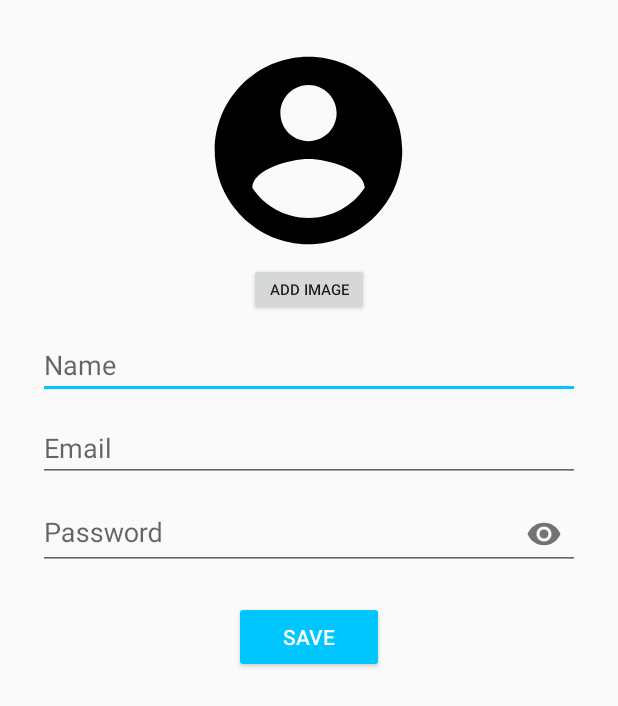
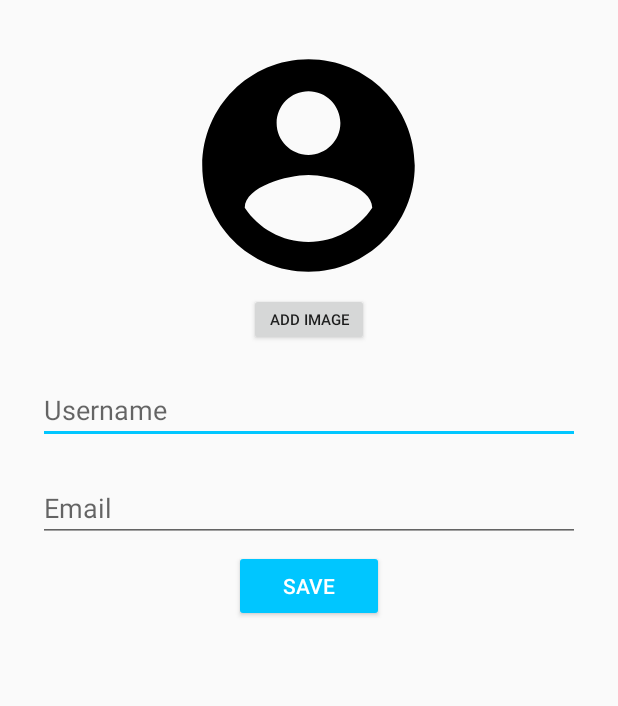
Before and after one commit to washco6company/Wash.co, an Android app: the layout activity_profile_user.xml on its own in the app's theme, with its tools: preview values and no code run, on a phone screen of 412 x 824 dp. Shown: the top 706 px of the screen. Run offline under Robolectric (Android 15) with nearby library versions, the light colour scheme and no system bars.

Commit message:
Profile Update

```diff
--- a/app/src/main/java/tubesrpl/washco/AddPostActivity.java
+++ b/app/src/main/java/tubesrpl/washco/AddPostActivity.java
@@ -106,6 +106,7 @@ public class AddPostActivity extends AppCompatActivity {
                                 String download_url = uploadTask.getResult().getDownloadUrl().toString();
                                 int favcount =0;
                                 Post post = new Post(id, userId, download_url, title, laundryname, address, price+" IDR", favcount);
+
                                 databaseFood.child(id).setValue(post);
 
                             } else {
--- a/app/src/main/java/tubesrpl/washco/DetailPostActivity.java
+++ b/app/src/main/java/tubesrpl/washco/DetailPostActivity.java
@@ -109,17 +109,12 @@ public class DetailPostActivity extends AppCompatActivity {
                 listComments.clear();
 
                 for (DataSnapshot postSnapshot : dataSnapshot.getChildren()) {
-
                     Comment comment = postSnapshot.getValue(Comment.class);
-
                     listComments.add(comment);
                 }
                 recyclerView.setHasFixedSize(true);
-
                 recyclerView.setLayoutManager(new GridLayoutManager(DetailPostActivity.this, 1));
-
                 CommentAdapter commentList = new CommentAdapter(DetailPostActivity.this, listComments);
-
                 recyclerView.setAdapter(commentList);
             }
 
--- a/app/src/main/java/tubesrpl/washco/MainActivity.java
+++ b/app/src/main/java/tubesrpl/washco/MainActivity.java
@@ -29,9 +29,10 @@ public class MainActivity extends AppCompatActivity {
 
         // Create an instance of the tab layout from the view.
         TabLayout tabLayout = (TabLayout) findViewById(R.id.tabs_layout);
+
         // Set the text for each tab.
         tabLayout.addTab(tabLayout.newTab().setText("Laundry"));
-        tabLayout.addTab(tabLayout.newTab().setText("Favorite"));
+
         // Set the tabs to fill the entire layout.
         tabLayout.setTabGravity(TabLayout.GRAVITY_FILL);
 
--- a/app/src/main/java/tubesrpl/washco/MainActivityAdmin.java
+++ b/app/src/main/java/tubesrpl/washco/MainActivityAdmin.java
@@ -30,7 +30,6 @@ public class MainActivityAdmin extends AppCompatActivity {
         TabLayout tabLayout = (TabLayout) findViewById(R.id.tabs_layout);
         // Set the text for each tab.
         tabLayout.addTab(tabLayout.newTab().setText("Laundry"));
-        tabLayout.addTab(tabLayout.newTab().setText("Favorite"));
         // Set the tabs to fill the entire layout.
         tabLayout.setTabGravity(TabLayout.GRAVITY_FILL);
 
--- a/app/src/main/java/tubesrpl/washco/ModelUI/ProfilePost.java
+++ b/app/src/main/java/tubesrpl/washco/ModelUI/ProfilePost.java
@@ -38,11 +38,11 @@ public class ProfilePost {
         return titlePost;
     }
 
-    public String getPost() {
+    public String getPassword() {
         return post;
     }
 
-    public String getLaundryname() {
+    public String getUsername() {
         return laundryname;
     }
 }
--- a/app/src/main/res/layout/activity_profile_user.xml
+++ b/app/src/main/res/layout/activity_profile_user.xml
@@ -8,16 +8,16 @@
     tools:context=".ProfileUserActivity">
 
     <ImageView
-        android:id="@+id/img_post"
-        android:layout_width="150dp"
-        android:layout_height="150dp"
+        android:id="@+id/img_user"
+        android:layout_width="170dp"
+        android:layout_height="170dp"
         android:layout_centerHorizontal="true"
         android:src="@drawable/ic_account_circle_black_24dp" />
 
     <LinearLayout
         android:layout_width="match_parent"
         android:layout_height="wrap_content"
-        android:layout_below="@id/img_post"
+        android:layout_below="@id/img_user"
         android:orientation="vertical">
         <Button
             android:id="@+id/btn_add_image_profile"
@@ -29,35 +29,37 @@
             android:layout_below="@id/img_post"
             android:layout_gravity="center"/>
         <EditText
+            android:id="@+id/et_username"
             android:layout_width="match_parent"
             android:layout_height="wrap_content"
-            android:hint="Name"
-            android:layout_marginTop="10dp"/>
+            android:hint="Username"
+            android:layout_marginTop="20dp" />
 
         <EditText
+            android:id="@+id/et_email"
             android:layout_width="match_parent"
             android:layout_height="wrap_content"
             android:hint="Email"
-            android:layout_marginTop="10dp"/>
+            android:layout_marginTop="20dp" />
 
-        <android.support.design.widget.TextInputLayout
-            android:id="@+id/et_password"
-            android:layout_width="match_parent"
-            android:layout_height="wrap_content"
-            app:errorEnabled="true"
-            app:passwordToggleEnabled="true">
+        <!--<android.support.design.widget.TextInputLayout-->
+        <!--android:id="@+id/et_password"-->
+        <!--android:layout_width="match_parent"-->
+        <!--android:layout_height="wrap_content"-->
+        <!--app:errorEnabled="true"-->
+        <!--app:passwordToggleEnabled="true">-->
 
-            <android.support.design.widget.TextInputEditText
-                android:layout_width="match_parent"
-                android:layout_height="wrap_content"
-                android:hint="Password"
-                android:inputType="textPassword" />
-
-        </android.support.design.widget.TextInputLayout>
+        <!--<android.support.design.widget.TextInputEditText-->
+        <!--android:layout_width="match_parent"-->
+        <!--android:layout_height="wrap_content"-->
+        <!--android:hint="Password"-->
+        <!--android:inputType="textPassword" />-->
+        <!--</android.support.design.widget.TextInputLayout>-->
 
         <Button
             android:id="@+id/btn_save_profile"
             android:layout_width="100dp"
+            android:layout_marginTop="5dp"
             android:layout_height="wrap_content"
             android:onClick="saveProfile"
             android:text="save"
--- a/app/src/main/res/layout/layout_post.xml
+++ b/app/src/main/res/layout/layout_post.xml
@@ -8,7 +8,7 @@
     <RelativeLayout
         android:layout_width="match_parent"
         android:layout_height="wrap_content"
-        android:padding="@dimen/margin_8">
+        android:padding="3dp">
         <LinearLayout
             android:layout_width="wrap_content"
             android:layout_height="wrap_content"
```
Also changed, not shown: app/src/main/java/tubesrpl/washco/Adapter/PostAdapter.java (+46 -8 lines), app/src/main/java/tubesrpl/washco/Homescreen/FragmentMyPost.java (+8 -4 lines), app/src/main/java/tubesrpl/washco/ModelUI/Post.java (+24 -0 lines), app/src/main/java/tubesrpl/washco/ProfileUserActivity.java (+70 -1 lines).
